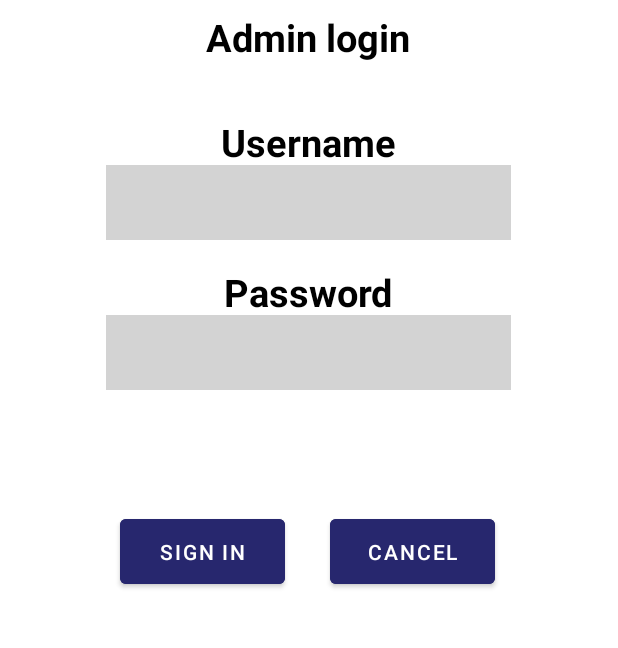
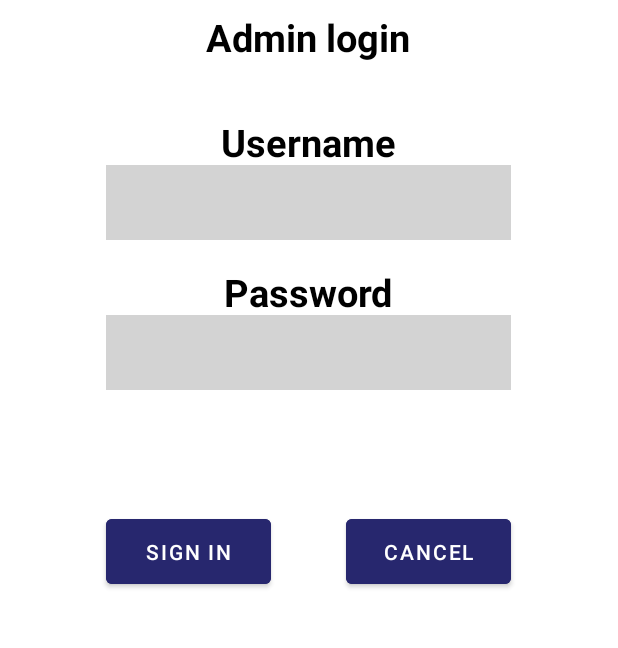
Before and after one commit to Sfil0002/FORA_app, an Android app: the login screen opened directly, with no data from a screen before it, on a phone screen of 412 x 824 dp, the part 315-963 px from its top. Run offline under Robolectric (Android 15) with nearby library versions, the phone set to English and light mode, and no system bars; our stand-ins replace Firebase (no records; nobody signed in at launch, a user with empty details on screens opened directly).

Commit message:
Initial commit

```diff
--- a/app/src/main/java/com/example/foraapp/login.java
+++ b/app/src/main/java/com/example/foraapp/login.java
@@ -60,7 +60,7 @@ public class login extends AppCompatActivity {
                            String pass = (String) snapshot.child("Password").getValue();
                            String user = (String) snapshot.child("Username").getValue();
 
-                           if (!username.equals(user) && !password.equals(pass)) {
+                           if (!username.equals(user) || !password.equals(pass)) {
                                Toast.makeText(login.this, "Password or username incorrect", Toast.LENGTH_SHORT).show();
                            }
                            else {
--- a/app/src/main/res/layout/activity_login.xml
+++ b/app/src/main/res/layout/activity_login.xml
@@ -83,17 +83,19 @@
 
     </EditText>
 
+
     <Button
         android:id="@+id/login_button"
         android:layout_width="110dp"
         android:layout_height="55dp"
         android:backgroundTint="#27276E"
         android:text="Sign in"
-        android:translationX="80dp"
-        android:translationY="550dp">
+        android:textColor="#FFFFFF"
+        android:translationX="-80dp"
+        android:translationY="550dp"
+        android:layout_centerHorizontal="true">
 
     </Button>
-
 
     <Button
         android:id="@+id/cancel_button"
@@ -101,8 +103,10 @@
         android:layout_height="55dp"
         android:backgroundTint="#27276E"
         android:text="Cancel"
-        android:translationX="220dp"
-        android:translationY="550dp">
+        android:textColor="#FFFFFF"
+        android:translationX="80dp"
+        android:translationY="550dp"
+        android:layout_centerHorizontal="true">
 
     </Button>
 
--- a/app/src/main/res/layout/fragment_home.xml
+++ b/app/src/main/res/layout/fragment_home.xml
@@ -11,6 +11,7 @@
     <RelativeLayout
         android:layout_width="match_parent"
         android:layout_height="620dp"
+        android:translationY="10dp"
         >
 
         <TextView
--- a/app/src/main/res/layout/fragment_record.xml
+++ b/app/src/main/res/layout/fragment_record.xml
@@ -9,6 +9,7 @@
     <RelativeLayout
         android:layout_width="match_parent"
         android:layout_height="620dp"
+        android:translationY="10dp"
         >
 
     <TextView
--- a/app/src/main/res/values-night/themes.xml
+++ b/app/src/main/res/values-night/themes.xml
@@ -1,6 +1,6 @@
 <resources xmlns:tools="http://schemas.android.com/tools">
     <!-- Base application theme. -->
-    <style name="Theme.FORAApp" parent="Theme.MaterialComponents.DayNight.DarkActionBar">
+    <style name="Theme.FORAApp" parent="Theme.MaterialComponents.Light.NoActionBar">
         <!-- Primary brand color. -->
         <item name="colorPrimary">@color/purple_200</item>
         <item name="colorPrimaryVariant">@color/purple_700</item>
```
Also changed, not shown: app/src/main/res/layout/fragment_add.xml (+3 -4 lines).
